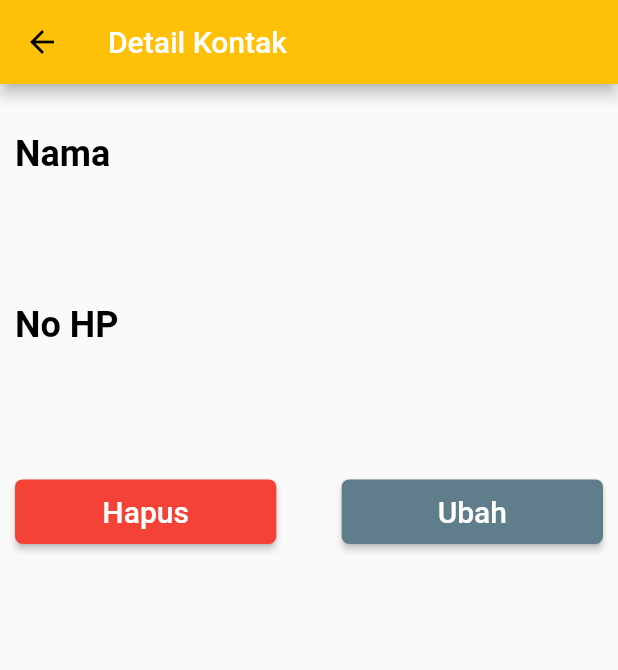
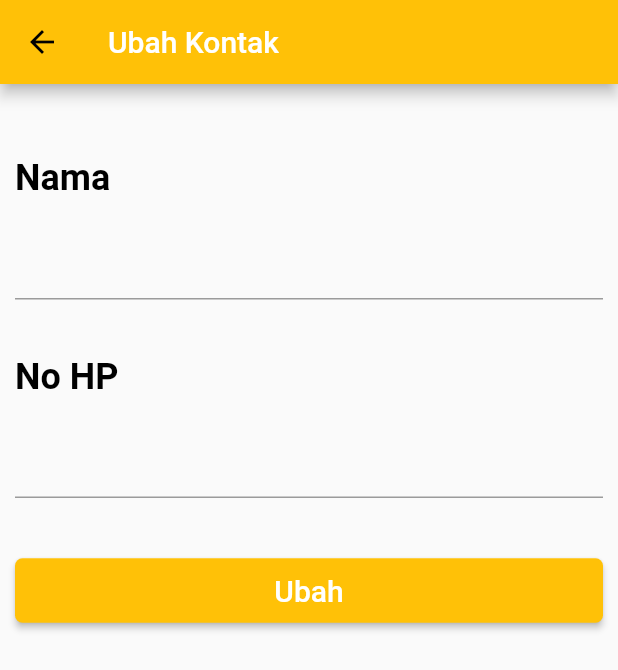
Before and after one commit to exceldeo/FlutterTutorialCrocodic, a Flutter app: the DetailKontakScreen screen opened directly with empty values, after a tap on "Ubah", on a phone screen of 412 x 824 dp. Shown: the top 670 px of the screen. Run offline on Flutter 3.47's test engine with Material 2 defaults, Android fonts, the phone set to English and light mode, and no system bars.

Commit message:
ubah kontak

```diff
--- a/my_app/lib/screen/DetailKontakScreen.dart
+++ b/my_app/lib/screen/DetailKontakScreen.dart
@@ -1,5 +1,6 @@
 import 'package:flutter/material.dart';
 import 'package:my_app/models/kontak.dart';
+import 'package:my_app/screen/UbahKontakScreen.dart';
 
 class DetailKontakScreen extends StatelessWidget {
   const DetailKontakScreen({Key key, this.kontak}) : super(key: key);
@@ -101,7 +102,15 @@ class DetailKontakScreen extends StatelessWidget {
                     child: Container(
                       width: double.infinity,
                       child: RaisedButton(
-                          onPressed: () {},
+                          onPressed: () async {
+                            var result = await Navigator.push(
+                                context,
+                                MaterialPageRoute(
+                                    builder: (context) => UbahKontakScreen(
+                                          kontak: kontak,
+                                        )));
+                            print(result);
+                          },
                           padding: EdgeInsets.symmetric(vertical: 10),
                           child: Text(
                             "Ubah",
--- /dev/null
+++ b/my_app/lib/screen/UbahKontakScreen.dart
@@ -0,0 +1,130 @@
+import 'package:flutter/material.dart';
+import 'package:my_app/models/kontak.dart';
+import 'package:my_app/screen/homeScreen.dart';
+
+class UbahKontakScreen extends StatefulWidget {
+  UbahKontakScreen({Key key, this.kontak}) : super(key: key);
+  final KontakModel kontak;
+
+  @override
+  _UbahKontakScreenState createState() => _UbahKontakScreenState();
+}
+
+class _UbahKontakScreenState extends State<UbahKontakScreen> {
+  Map<String, TextEditingController> mapTextController = {
+    "id": TextEditingController(),
+    "nama": TextEditingController(),
+    "noHp": TextEditingController(),
+  };
+
+  @override
+  void initState() {
+    super.initState();
+    mapTextController["id"].text = widget.kontak.id.toString();
+    mapTextController["nama"].text = widget.kontak.nama;
+    mapTextController["noHp"].text = widget.kontak.noHp;
+  }
+
+  @override
+  Widget build(BuildContext context) {
+    return Scaffold(
+      appBar: AppBar(
+        title: Text(
+          "Ubah Kontak",
+          style: TextStyle(color: Colors.white),
+        ),
+      ),
+      body: SafeArea(
+        child: Container(
+          padding: EdgeInsets.symmetric(horizontal: 10, vertical: 30),
+          child: Column(
+            mainAxisAlignment: MainAxisAlignment.start,
+            crossAxisAlignment: CrossAxisAlignment.start,
+            children: [
+              Spacer(
+                flex: 1,
+              ),
+              Text(
+                "Nama",
+                style: TextStyle(
+                  fontSize: 24.0,
+                  fontFamily: 'Roboto',
+                  color: Colors.black,
+                  fontWeight: FontWeight.bold,
+                ),
+              ),
+              Spacer(
+                flex: 1,
+              ),
+              TextField(
+                // obscureText: true,
+                onChanged: (value) {
+                  print(value);
+                },
+                controller: mapTextController["nama"],
+                style: TextStyle(
+                  fontSize: 16.0,
+                  fontFamily: 'Roboto',
+                  color: Colors.black,
+                  fontWeight: FontWeight.normal,
+                ),
+              ),
+              Spacer(
+                flex: 2,
+              ),
+              Text(
+                "No HP",
+                style: TextStyle(
+                  fontSize: 24.0,
+                  fontFamily: 'Roboto',
+                  color: Colors.black,
+                  fontWeight: FontWeight.bold,
+                ),
+              ),
+              Spacer(
+                flex: 1,
+              ),
+              TextField(
+                // obscureText: true,
+                onChanged: (value) {
+                  print(value);
+                },
+                keyboardType: TextInputType.number,
+                controller: mapTextController["noHp"],
+                style: TextStyle(
+                  fontSize: 16.0,
+                  fontFamily: 'Roboto',
+                  color: Colors.black,
+                  fontWeight: FontWeight.normal,
+                ),
+              ),
+              Spacer(
+                flex: 2,
+              ),
+              Container(
+                width: double.infinity,
+                child: RaisedButton(
+                    onPressed: () {
+                      Navigator.pop(context, mapTextController);
+                    },
+                    padding: EdgeInsets.symmetric(vertical: 10),
+                    child: Text(
+                      "Ubah",
+                      style: TextStyle(color: Colors.white, fontSize: 20),
+                    ),
+                    color: Colors.amber,
+                    shape: RoundedRectangleBorder(
+                      borderRadius: BorderRadius.circular(5),
+                      // side: BorderSide(color: Colors.red)
+                    )),
+              ),
+              Spacer(
+                flex: 20,
+              ),
+            ],
+          ),
+        ),
+      ),
+    );
+  }
+}
--- a/my_app/lib/screen/homeScreen.dart
+++ b/my_app/lib/screen/homeScreen.dart
@@ -1,7 +1,7 @@
 import 'package:flutter/material.dart';
 import 'package:my_app/models/kontak.dart';
 import 'package:my_app/screen/DetailKontakScreen.dart';
-import 'package:my_app/screen/SecondScreen.dart';
+import 'package:my_app/SecondScreen.dart';
 import 'package:my_app/screen/TambahKontakScreen.dart';
 
 class HomeScreen extends StatefulWidget {
--- a/my_app/pubspec.yaml
+++ b/my_app/pubspec.yaml
@@ -24,7 +24,8 @@ dependencies:
   flutter:
     sdk: flutter
 
-
+  sqflite: any
+  path_provider: any
   # The following adds the Cupertino Icons font to your application.
   # Use with the CupertinoIcons class for iOS style icons.
   cupertino_icons: ^1.0.2
```
Also changed, not shown: my_app/lib/SecondScreen.dart (renamed from my_app/lib/screen/SecondScreen.dart), my_app/pubspec.lock.
